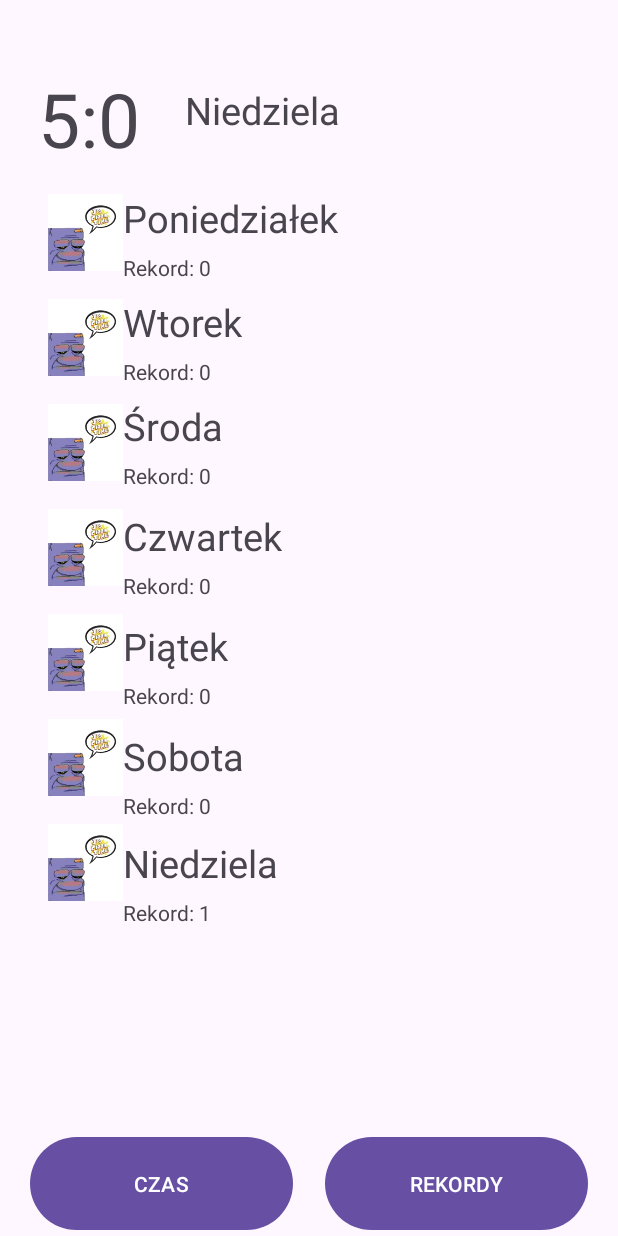
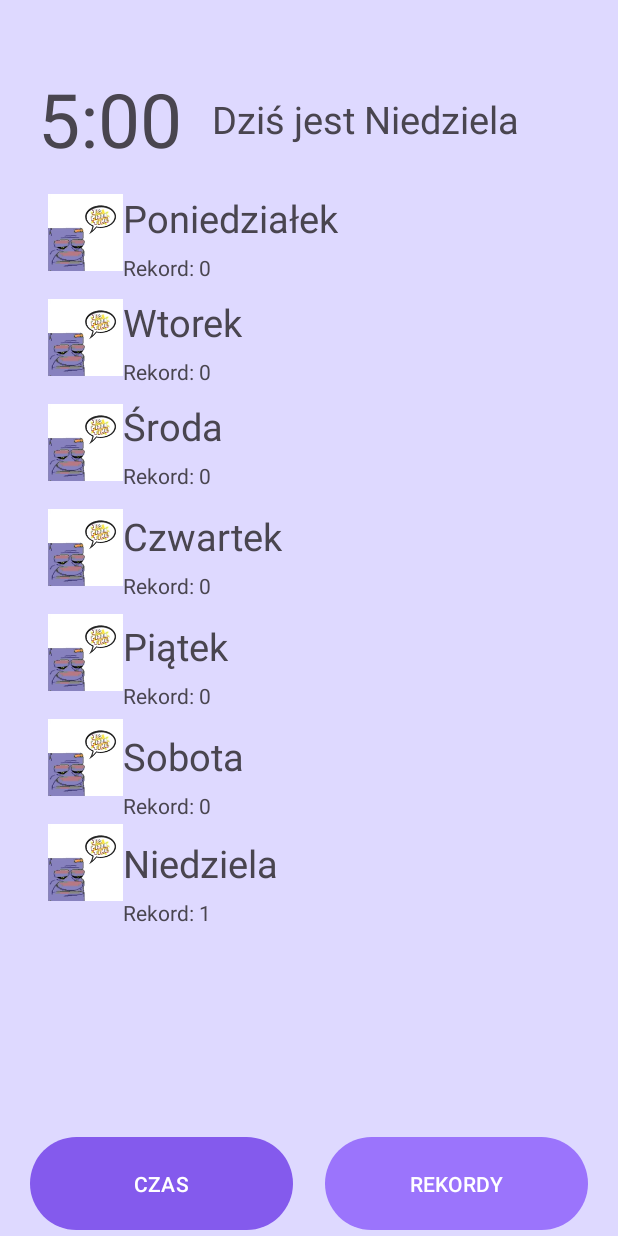
Before and after one commit to DonixMaly/WorkInApp, an Android app: the screen it shows after launch (MainActivity), after a tap on "REKORDY", on a phone screen of 412 x 824 dp. Run offline under Robolectric (Android 15) with nearby library versions, the phone set to English and light mode, and no system bars; 2 other taps on this screen came first.

Commit message:
interactive UI + sharedPreferences part 1
UI changes upon what action is being done + working on adding SharedPreferences for records

```diff
--- a/app/src/main/java/com/example/workin/MainActivity.kt
+++ b/app/src/main/java/com/example/workin/MainActivity.kt
@@ -1,5 +1,7 @@
 package com.example.workin
 
+import android.content.Context
+import android.graphics.Color
 import android.os.Bundle
 import android.os.CountDownTimer
 import android.view.View
@@ -9,6 +11,7 @@ import android.widget.LinearLayout
 import android.widget.TextView
 import androidx.activity.enableEdgeToEdge
 import androidx.appcompat.app.AppCompatActivity
+import androidx.constraintlayout.widget.ConstraintLayout
 import androidx.core.view.ViewCompat
 import androidx.core.view.WindowInsetsCompat
 import java.lang.StringBuilder
@@ -25,6 +28,8 @@ class MainActivity : AppCompatActivity() {
             v.setPadding(systemBars.left, systemBars.top, systemBars.right, systemBars.bottom)
             insets
         }
+
+        val main: ConstraintLayout = findViewById(R.id.main)
 
         val homePage: Button = findViewById(R.id.HomeButton)
         val recordsPage: Button = findViewById(R.id.RecordsButton)
@@ -52,19 +57,22 @@ class MainActivity : AppCompatActivity() {
 
         val recordList: LinearLayout = findViewById(R.id.RecordList)
 
+        val sharedPreferences = getSharedPreferences("RECORDS", Context.MODE_PRIVATE)
+        var editor = sharedPreferences.edit()
+
         var timerString: String
         var recordString: String
 
         val timerStringBuilder = StringBuilder()
         val recordStringBuilder = StringBuilder()
 
-        var mostWorkOnMonday = 0
-        var mostWorkOnTuesday = 0
-        var mostWorkOnWednesday = 0
-        var mostWorkOnThursday = 0
-        var mostWorkOnFriday = 0
-        var mostWorkOnSaturday = 0
-        var mostWorkOnSunday = 0
+        var mostWorkOnMonday = sharedPreferences.getInt("MondayRecord", 0)
+        var mostWorkOnTuesday = sharedPreferences.getInt("TuesdayRecord", 0)
+        var mostWorkOnWednesday = sharedPreferences.getInt("WednesdayRecord", 0)
+        var mostWorkOnThursday = sharedPreferences.getInt("ThursdayRecord", 0)
+        var mostWorkOnFriday = sharedPreferences.getInt("FridayRecord", 0)
+        var mostWorkOnSaturday = sharedPreferences.getInt("SaturdayRecord", 0)
+        var mostWorkOnSunday = sharedPreferences.getInt("SundayRecord", 0)
 
         var timerSeconds: Int
         var timerMinutes: Int
@@ -78,22 +86,27 @@ class MainActivity : AppCompatActivity() {
         var currentDay = calendar.get(Calendar.DAY_OF_WEEK)
 
         var dayOfTheWeek = when(currentDay){
-            2 -> "Poniedziałek"
-            3 -> "Wtorek"
-            4 -> "Środa"
-            5 -> "Czwartek"
-            6 -> "Piątek"
-            0 -> "Sobota"
-            1 -> "Niedziela"
+            2 -> "Dziś jest poniedziałek"
+            3 -> "Dziś jest Wtorek"
+            4 -> "Dziś jest Środa"
+            5 -> "Dziś jest Czwartek"
+            6 -> "Dziś jest Piątek"
+            0 -> "Dziś jest Sobota"
+            1 -> "Dziś jest Niedziela"
             else -> "Brak daty"
         }
         currentDayOfWeek.text = dayOfTheWeek
+
+        timerStart.setBackgroundColor(Color.parseColor("#845AED"))
+        homePage.setBackgroundColor(Color.parseColor("#845AED"))
+        recordsPage.setBackgroundColor(Color.parseColor("#845AED"))
 
         fun SetTimer(){
             timerSeconds = countdown.toInt() / 1000
             timerMinutes = timerSeconds / 60
             timerSeconds = timerSeconds - (timerMinutes * 60)
             timerStringBuilder.append(timerMinutes).append(":").append(timerSeconds)
+            if(timerSeconds < 9) timerStringBuilder.append("0")
             timerString = timerStringBuilder.toString()
             timerStringBuilder.clear()
             bigTimer.text = timerString
@@ -106,6 +119,8 @@ class MainActivity : AppCompatActivity() {
             timerStart.visibility = View.VISIBLE
             currentDayOfWeek.visibility = View.GONE
             recordList.visibility = View.GONE
+            homePage.setBackgroundColor(Color.parseColor("#9b74fc"))
+            recordsPage.setBackgroundColor(Color.parseColor("#845AED"))
         }
         fun SetRecordsView(){
             bigTimer.visibility = View.GONE
@@ -113,6 +128,8 @@ class MainActivity : AppCompatActivity() {
             timerStart.visibility = View.GONE
             currentDayOfWeek.visibility = View.VISIBLE
             recordList.visibility = View.VISIBLE
+            recordsPage.setBackgroundColor(Color.parseColor("#9b74fc"))
+            homePage.setBackgroundColor(Color.parseColor("#845AED"))
         }
 
         fun ifBreakTime(){
@@ -139,6 +156,8 @@ class MainActivity : AppCompatActivity() {
                         in 4..7 -> medalMonday.setImageResource(R.drawable.screenshot_from_2024_03_17_12_54_47)
                         in 8..Int.MAX_VALUE -> medalMonday.setImageResource(R.drawable.cato)
                     }
+                    editor.putInt("MondayRecord", mostWorkOnMonday)
+                    editor.commit()
                 }
                 3 -> {
                     mostWorkOnTuesday += 1
@@ -224,6 +243,8 @@ class MainActivity : AppCompatActivity() {
                 isTimerRunning = false
                 timerStart.setText("START")
                 setRecord()
+                main.setBackgroundColor(Color.parseColor("#DED9FF"))
+                timerStart.setBackgroundColor(Color.parseColor("#845AED"))
             }
         }
         val breakTimer = object: CountDownTimer(300000, 1000){
@@ -235,14 +256,20 @@ class MainActivity : AppCompatActivity() {
                 ifBreakTime()
                 isTimerRunning = false
                 timerStart.setText("START")
+                main.setBackgroundColor(Color.parseColor("#DED9FF"))
+                timerStart.setBackgroundColor(Color.parseColor("#845AED"))
             }
         }
         fun startTimer(){
             if(isBreakTime == false){
                 workTimer.start()
+                main.setBackgroundColor(Color.parseColor("#FCBDDE"))
+                timerStart.setBackgroundColor(Color.parseColor("#FC5353"))
             }
             else{
                 breakTimer.start()
+                main.setBackgroundColor(Color.parseColor("#B3FCE8"))
+                timerStart.setBackgroundColor(Color.parseColor("#4CFA34"))
             }
         }
 
@@ -265,6 +292,8 @@ class MainActivity : AppCompatActivity() {
                 breakTimer.cancel()
                 ifBreakTime()
                 SetTimer()
+                main.setBackgroundColor(Color.parseColor("#DED9FF"))
+                timerStart.setBackgroundColor(Color.parseColor("#845AED"))
             }
         })
     }
--- a/app/src/main/res/layout/activity_main.xml
+++ b/app/src/main/res/layout/activity_main.xml
@@ -1,11 +1,11 @@
 <?xml version="1.0" encoding="utf-8"?>
-<androidx.constraintlayout.widget.ConstraintLayout
-    xmlns:android="http://schemas.android.com/apk/res/android"
+<androidx.constraintlayout.widget.ConstraintLayout xmlns:android="http://schemas.android.com/apk/res/android"
+    xmlns:app="http://schemas.android.com/apk/res-auto"
     xmlns:tools="http://schemas.android.com/tools"
-    xmlns:app="http://schemas.android.com/apk/res-auto"
     android:id="@+id/main"
     android:layout_width="match_parent"
     android:layout_height="match_parent"
+    android:background="#DED9FF"
     tools:context=".MainActivity">
 
     <TextView
@@ -43,6 +43,7 @@
         android:layout_height="70sp"
         android:layout_marginStart="20dp"
         android:text="CZAS"
+        android:textColorLink="#BC6060"
         app:layout_constraintBottom_toBottomOf="parent"
         app:layout_constraintStart_toStartOf="parent" />
 
@@ -70,8 +71,8 @@
         android:id="@+id/dayOfWeek"
         android:layout_width="wrap_content"
         android:layout_height="wrap_content"
-        android:layout_marginStart="30dp"
-        android:layout_marginTop="56dp"
+        android:layout_marginStart="20dp"
+        android:layout_marginTop="62dp"
         android:text="TextView"
         android:textSize="25sp"
         app:layout_constraintStart_toEndOf="@+id/TimerView2"
@@ -84,6 +85,7 @@
         android:layout_marginTop="120dp"
         android:layout_marginEnd="30dp"
         android:orientation="horizontal"
+        android:visibility="gone"
         app:layout_constraintEnd_toEndOf="parent"
         app:layout_constraintTop_toTopOf="parent">
 
```
